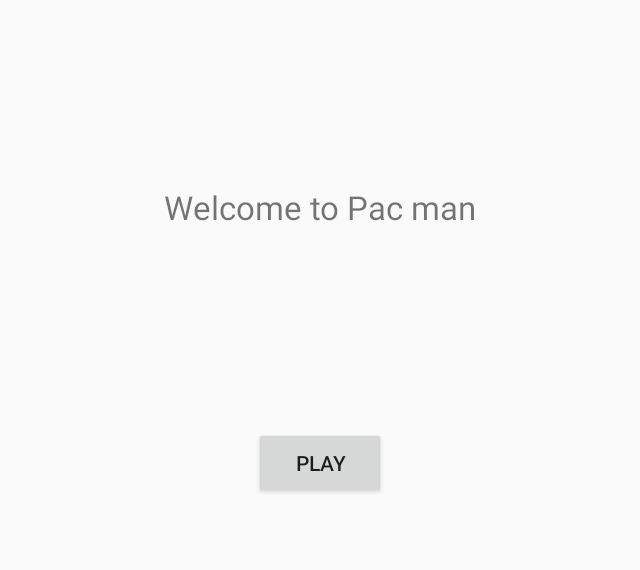
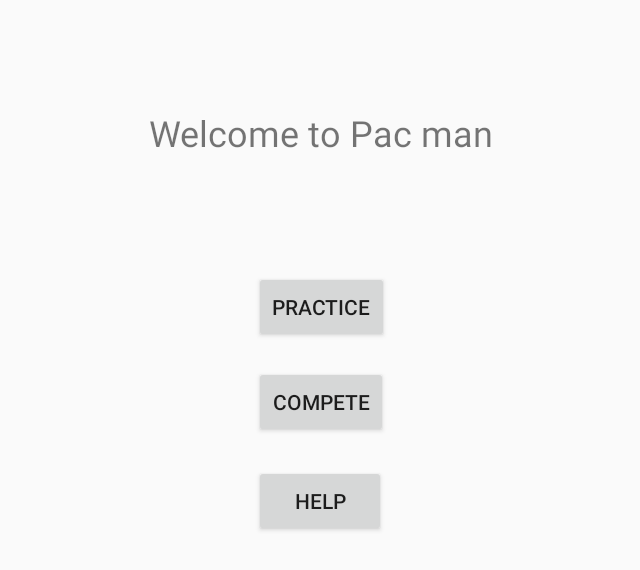
Before and after one commit to EricLuoisme/RetroGame2018s2, an Android app: the screen it shows after launch (WelcomeActivity), on a phone screen of 824 x 412 dp (held sideways). Shown: the top 570 px of the screen, without its empty margins (298-938 px from the left). Run offline under Robolectric (Android 15) with nearby library versions, the phone set to English and light mode, and no system bars.

Commit message:
add instruction function and splict the game to two mode: practice and compete

```diff
--- a/app/build.gradle
+++ b/app/build.gradle
@@ -19,7 +19,7 @@
 }
 
 dependencies {
-    implementation fileTree(dir: 'libs', include: ['*.jar'])
+    implementation fileTree(include: ['*.jar'], dir: 'libs')
     implementation 'com.android.support:appcompat-v7:28.0.0-rc02'
     implementation 'com.android.support.constraint:constraint-layout:1.1.3'
     testImplementation 'junit:junit:4.12'
--- a/app/src/main/AndroidManifest.xml
+++ b/app/src/main/AndroidManifest.xml
@@ -27,6 +27,9 @@
         <activity
             android:name=".LoseActivity"
             android:screenOrientation="landscape" />
+        <activity
+            android:name=".Instruction"
+            android:screenOrientation="landscape" />
     </application>
 
 </manifest>
--- a/app/src/main/java/com/example/jiangxinwei/pacman/GameActivity.java
+++ b/app/src/main/java/com/example/jiangxinwei/pacman/GameActivity.java
@@ -1,7 +1,7 @@
 package com.example.jiangxinwei.pacman;
 
+import android.os.Bundle;
 import android.support.v7.app.AppCompatActivity;
-import android.os.Bundle;
 import android.view.View;
 import android.view.Window;
 import android.view.WindowManager;
@@ -10,10 +10,13 @@
 public class GameActivity extends AppCompatActivity implements GameOver {
 
     private PacmanView pacmanView;
+    public static String function = "";
 
     @Override
     protected void onCreate(Bundle savedInstanceState) {
         super.onCreate(savedInstanceState);
+
+        function = getIntent().getStringExtra("method");
 
         requestWindowFeature(Window.FEATURE_NO_TITLE);
         getWindow().setFlags(WindowManager.LayoutParams.FLAG_FULLSCREEN,
--- a/app/src/main/res/layout/activity_welcome.xml
+++ b/app/src/main/res/layout/activity_welcome.xml
@@ -4,31 +4,49 @@
     xmlns:tools="http://schemas.android.com/tools"
     android:layout_width="match_parent"
     android:layout_height="match_parent"
-    tools:context=".WelcomeActivity">
+    tools:context=".WelcomeActivity"
+    tools:layout_editor_absoluteY="25dp">
 
     <Button
         android:id="@+id/play_button"
         android:layout_width="wrap_content"
         android:layout_height="wrap_content"
-        android:layout_marginBottom="79dp"
-        android:layout_marginLeft="60dp"
-        android:layout_marginStart="60dp"
+        android:layout_marginBottom="18dp"
         android:onClick="playGame"
-        android:text="Play"
+        android:text="COMPETE"
+        app:layout_constraintBottom_toTopOf="@+id/button_instruction"
+        app:layout_constraintStart_toStartOf="@+id/button_instruction" />
+
+    <Button
+        android:id="@+id/button_instruction"
+        android:layout_width="wrap_content"
+        android:layout_height="wrap_content"
+        android:layout_marginBottom="54dp"
+        android:onClick="viewInstruction"
+        android:text="Help"
         app:layout_constraintBottom_toBottomOf="parent"
-        app:layout_constraintStart_toStartOf="@+id/textView"
-        app:layout_constraintTop_toBottomOf="@+id/textView" />
+        app:layout_constraintEnd_toEndOf="parent"
+        app:layout_constraintStart_toStartOf="parent" />
+
+    <Button
+        android:id="@+id/button_practice"
+        android:layout_width="wrap_content"
+        android:layout_height="wrap_content"
+        android:layout_marginBottom="15dp"
+        android:onClick="practiceGame"
+        android:text="practice"
+        app:layout_constraintBottom_toTopOf="@+id/play_button"
+        app:layout_constraintStart_toStartOf="@+id/play_button" />
 
     <TextView
         android:id="@+id/textView"
         android:layout_width="wrap_content"
-        android:layout_height="0dp"
-        android:layout_marginBottom="25dp"
-        android:layout_marginTop="123dp"
+        android:layout_height="wrap_content"
+        android:layout_marginTop="72dp"
         android:text="Welcome to Pac man"
-        android:textSize="10pt"
-        app:layout_constraintBottom_toTopOf="@+id/play_button"
+        android:textSize="24sp"
         app:layout_constraintEnd_toEndOf="parent"
+        app:layout_constraintHorizontal_bias="0.501"
         app:layout_constraintStart_toStartOf="parent"
         app:layout_constraintTop_toTopOf="parent" />
 
```
Also changed, not shown: app/src/main/java/com/example/jiangxinwei/pacman/Beans.java (+28 -1 lines), app/src/main/java/com/example/jiangxinwei/pacman/Game.java (+15 -4 lines), app/src/main/java/com/example/jiangxinwei/pacman/Instruction.java (added, +41 -0 lines), app/src/main/java/com/example/jiangxinwei/pacman/LoseActivity.java (+9 -2 lines), app/src/main/java/com/example/jiangxinwei/pacman/PacmanView.java (+9 -5 lines), app/src/main/java/com/example/jiangxinwei/pacman/WelcomeActivity.java (+13 -1 lines), app/src/main/java/com/example/jiangxinwei/pacman/WonActivity.java (+8 -2 lines), app/src/main/res/layout/activity_instruction.xml (added, +33 -0 lines).
